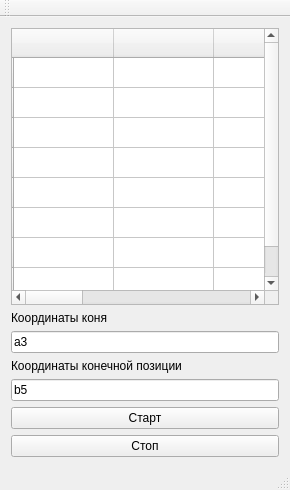
mixan4ik97/knight_move_part_II, file Part_II/deskgui.ui: the form before one commit.
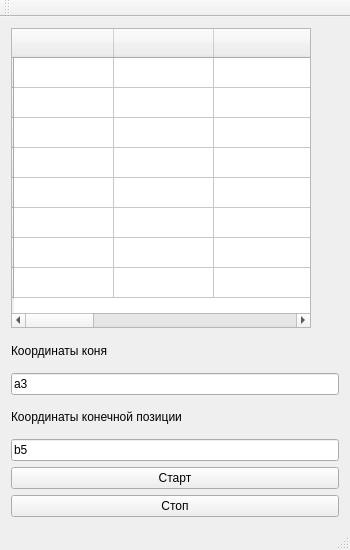
The form after the commit.

```diff
--- a/Part_II/deskgui.ui
+++ b/Part_II/deskgui.ui
@@ -6,20 +6,20 @@
    <rect>
     <x>0</x>
     <y>0</y>
-    <width>290</width>
-    <height>490</height>
+    <width>350</width>
+    <height>550</height>
    </rect>
   </property>
   <property name="minimumSize">
    <size>
-    <width>290</width>
-    <height>490</height>
+    <width>350</width>
+    <height>550</height>
    </size>
   </property>
   <property name="maximumSize">
    <size>
-    <width>290</width>
-    <height>490</height>
+    <width>350</width>
+    <height>550</height>
    </size>
   </property>
   <property name="windowTitle">
```
Left out of the diff: 2 changed lines with no effect on the pictures.
